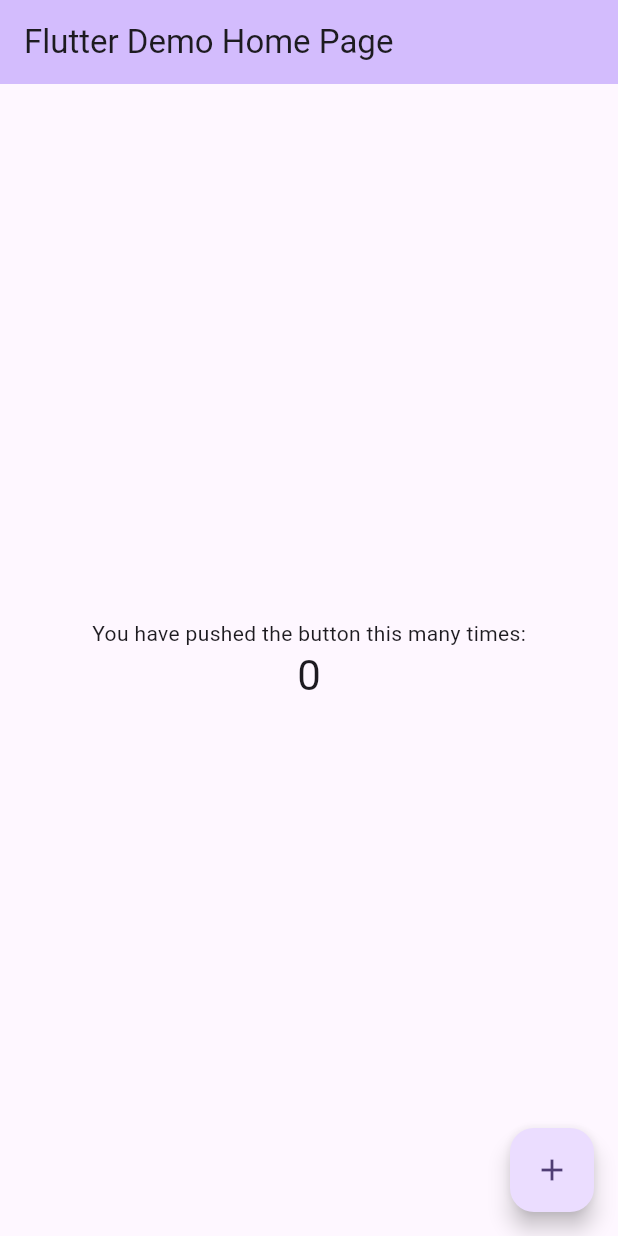
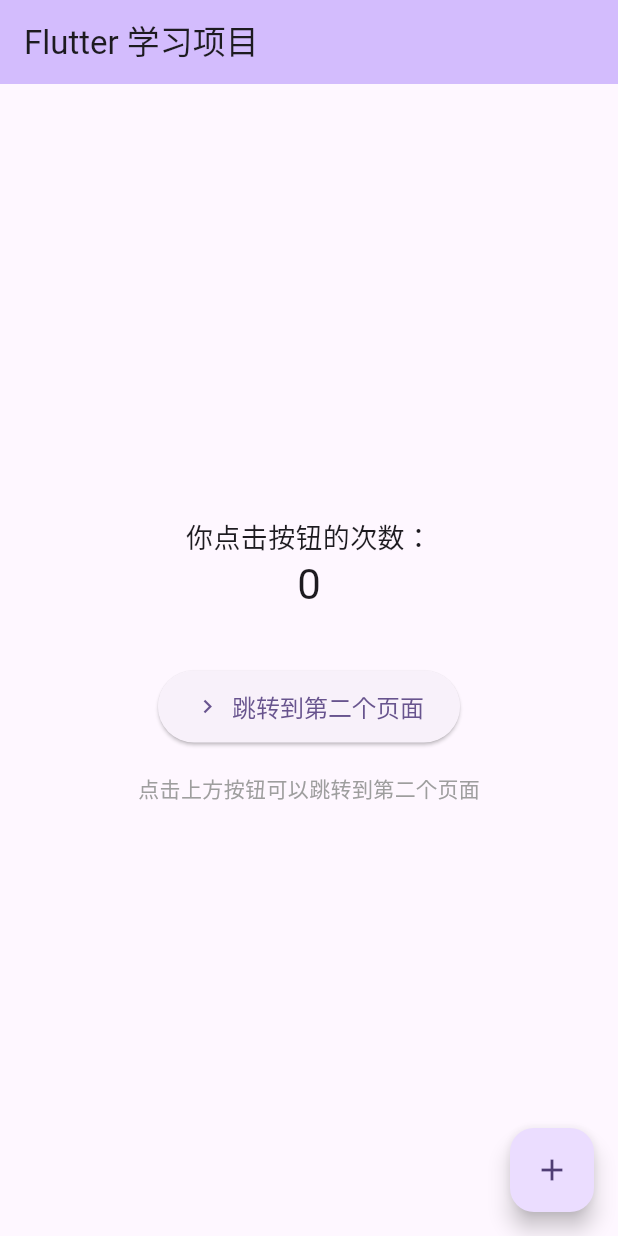
Before and after one commit to oierxjn/fluttertest, a Flutter app: the screen it shows after launch, on a phone screen of 412 x 824 dp. Run offline on Flutter 3.47's test engine with Material 3 defaults, Android fonts, the phone set to English and light mode, and no system bars.

Commit message:
feat: add home page and second page with navigation
Introduce new HomePage and SecondPage widgets to replace the default Flutter demo page. The HomePage includes a counter and navigation button to SecondPage, which displays welcome content. This provides a better starting point for the Flutter learning project.

```diff
--- /dev/null
+++ b/lib/home_page.dart
@@ -0,0 +1,79 @@
+import 'package:flutter/material.dart';
+import 'second_page.dart';
+
+class HomePage extends StatefulWidget {
+  const HomePage({super.key});
+
+  @override
+  State<HomePage> createState() => _HomePageState();
+}
+
+class _HomePageState extends State<HomePage> {
+  int _counter = 0;
+
+  void _incrementCounter() {
+    setState(() {
+      _counter++;
+    });
+  }
+
+  void _navigateToSecondPage() {
+    Navigator.push(
+      context,
+      MaterialPageRoute(
+        builder: (context) => const SecondPage(),
+      ),
+    );
+  }
+
+  @override
+  Widget build(BuildContext context) {
+    return Scaffold(
+      appBar: AppBar(
+        backgroundColor: Theme.of(context).colorScheme.inversePrimary,
+        title: const Text('Flutter 学习项目'),
+      ),
+      body: Center(
+        child: Column(
+          mainAxisAlignment: MainAxisAlignment.center,
+          children: <Widget>[
+            const Text(
+              '你点击按钮的次数：',
+              style: TextStyle(fontSize: 18),
+            ),
+            Text(
+              '$_counter',
+              style: Theme.of(context).textTheme.headlineMedium,
+            ),
+            const SizedBox(height: 40),
+            ElevatedButton.icon(
+              onPressed: _navigateToSecondPage,
+              icon: const Icon(Icons.navigate_next),
+              label: const Text('跳转到第二个页面'),
+              style: ElevatedButton.styleFrom(
+                padding: const EdgeInsets.symmetric(
+                  horizontal: 24,
+                  vertical: 12,
+                ),
+                textStyle: const TextStyle(fontSize: 16),
+              ),
+            ),
+            const SizedBox(height: 20),
+            const Text(
+              '点击上方按钮可以跳转到第二个页面',
+              style: TextStyle(
+                fontSize: 14,
+                color: Colors.grey,
+              ),
+            ),
+          ],
+        ),
+      ),
+      floatingActionButton: FloatingActionButton(
+        onPressed: _incrementCounter,
+        tooltip: '增加',
+        child: const Icon(Icons.add),
+      ),
+    );
+  }
+}
--- a/lib/main.dart
+++ b/lib/main.dart
@@ -1,4 +1,5 @@
 import 'package:flutter/material.dart';
+import 'home_page.dart';
 
 void main() {
   runApp(const MyApp());
@@ -31,7 +32,7 @@ class MyApp extends StatelessWidget {
         colorScheme: ColorScheme.fromSeed(seedColor: Colors.deepPurple),
         useMaterial3: true,
       ),
-      home: const MyHomePage(title: 'Flutter Demo Home Page'),
+      home: const HomePage(),
     );
   }
 }
```
Also changed, not shown: lib/second_page.dart (added, +55 -0 lines).
